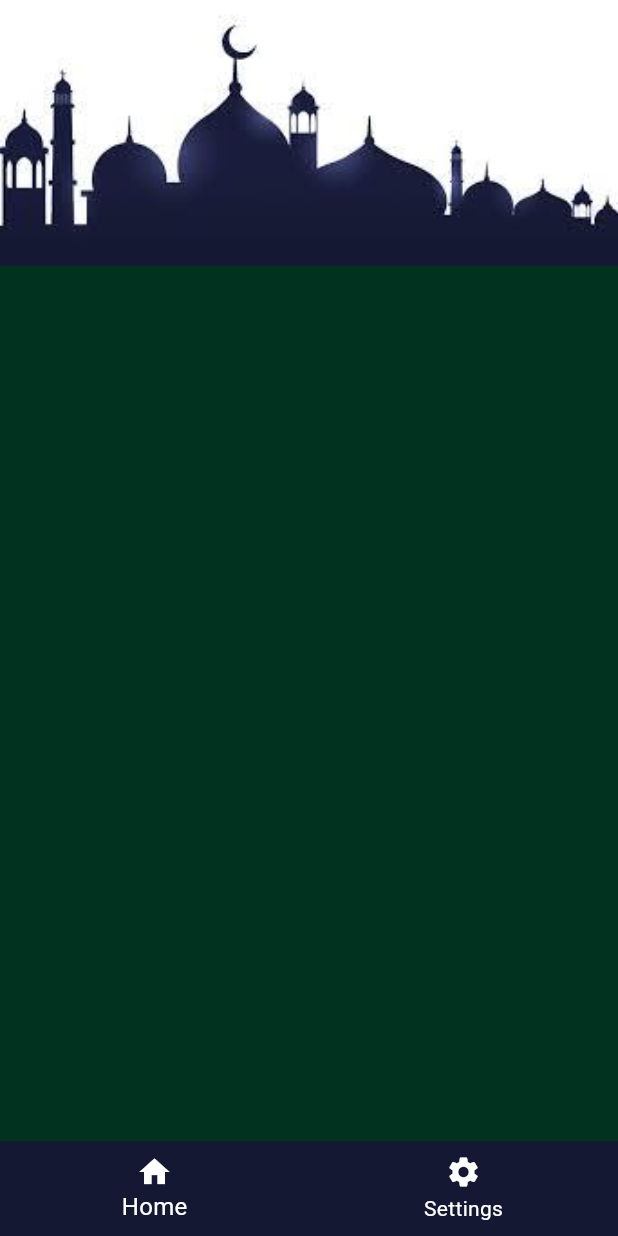
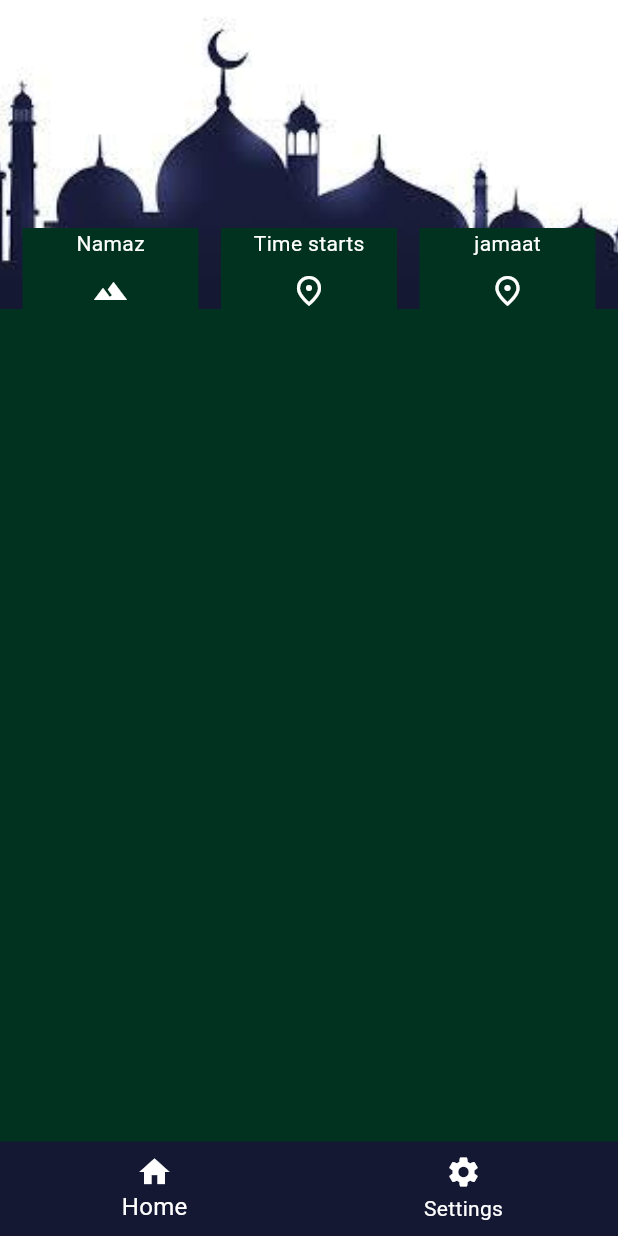
Before and after one commit to Halfbloodprince3109/Namaz_now_flutter, a Flutter app: the HomeScreen screen opened directly, on a phone screen of 412 x 824 dp. Run offline on Flutter 3.47's test engine with Material 3 defaults, Android fonts, the light colour scheme and no system bars; our stand-ins replace flutter_screenutil, get.

Commit message:
customColumn in dashboard screen and image adjustment + gridview work

```diff
--- a/lib/new_home.dart
+++ b/lib/new_home.dart
@@ -24,14 +24,58 @@ class _HomeScreenState extends State<HomeScreen> {
           //       height: MediaQuery.of(context).size.height * 0.2,
           //       color: Colors.white, // White container above the image
           //     ),
-          SizedBox(
-            width: MediaQuery.of(context).size.width,
-            // height: MediaQuery.of(context).size.height * 0.3,
-            child: Image.asset(
-              "assets/md.jpeg",
-              fit: BoxFit.cover,
-            ),
-          ),
+          // SizedBox(
+          //   width: MediaQuery.of(context).size.width,
+          //   // height: MediaQuery.of(context).size.height * 0.3,
+          //   child: Image.asset(
+          //     "assets/md.jpeg",
+          //     fit: BoxFit.cover,
+          //   ),
+          // ),
+          Container(
+              width: MediaQuery.of(context).size.width,
+              height: MediaQuery.sizeOf(context).height * 0.25,
+              alignment: Alignment.bottomCenter,
+              decoration: BoxDecoration(
+                image: DecorationImage(
+                    image: AssetImage("assets/md.jpeg"), fit: BoxFit.cover),
+              ),
+              child: Column(
+                mainAxisAlignment: MainAxisAlignment.end,
+                children: [
+                  Row(
+                    crossAxisAlignment: CrossAxisAlignment.end,
+                    children: [
+                      Container(
+                        height: 20,
+                        width: 15,
+                      ),
+                      Expanded(
+                          child: customColumn(
+                              title: "Namaz", icon: Icons.terrain)),
+                      Container(
+                        height: 20,
+                        width: 15,
+                      ),
+                      Expanded(
+                          child: customColumn(
+                              title: "Time starts",
+                              icon: Icons.place_outlined)),
+                      Container(
+                        height: 20,
+                        width: 15,
+                      ),
+                      Expanded(
+                          child: customColumn(
+                              title: "jamaat", icon: Icons.place_outlined)),
+                      Container(
+                        height: 20,
+                        width: 15,
+                      ),
+                    ],
+                  ),
+                ],
+              )),
         ]),
         backgroundColor: Color(0xFF013220),
         bottomNavigationBar: MyNavigationBar(
@@ -49,6 +93,22 @@ class _HomeScreenState extends State<HomeScreen> {
             }
           },
         ),
+      ),
+    );
+  }
+
+  Widget customColumn({required String title, required IconData icon}) {
+    return Container(
+      color: Color(0xFF013220),
+      child: Column(
+        children: [
+          Text(
+            "$title",
+            style: TextStyle(color: Colors.white),
+          ),
+          SizedBox(height: 10),
+          Icon(icon, color: Colors.white)
+        ],
       ),
     );
   }
```
Also changed, not shown: lib/main.dart (line endings or trailing spaces).
